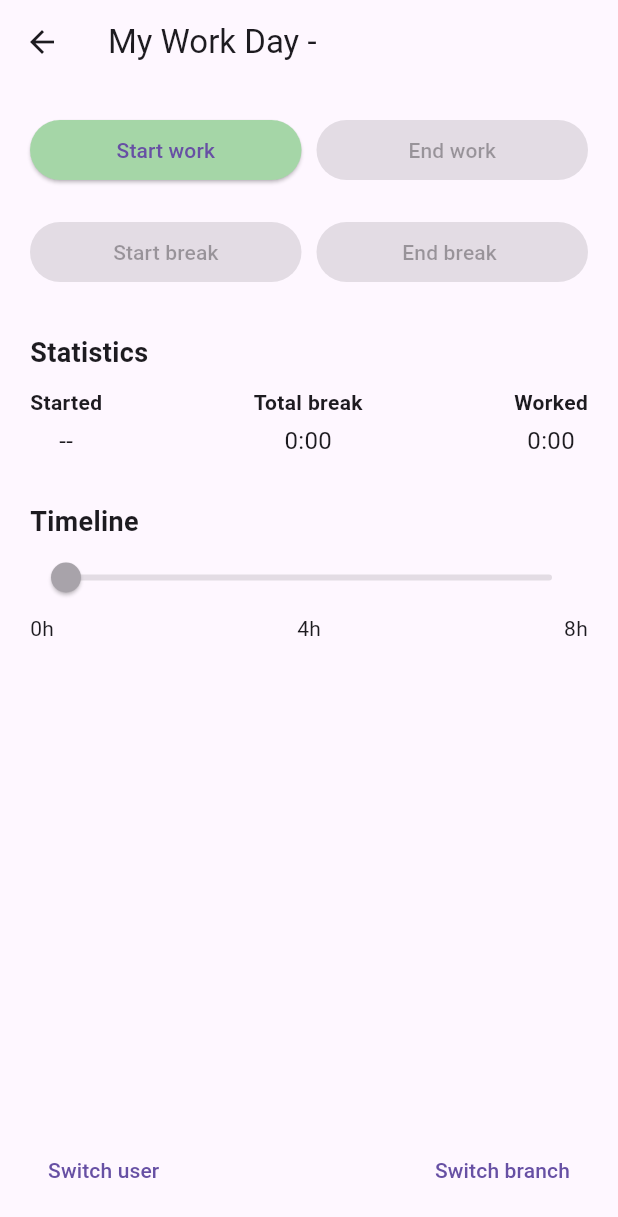
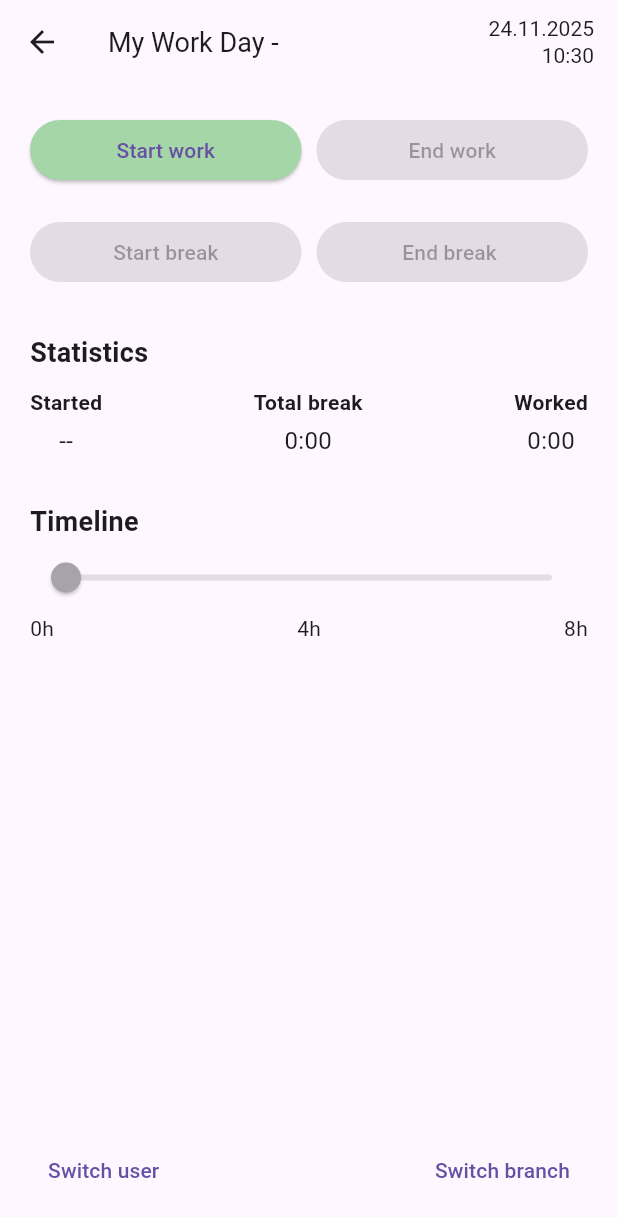
Before and after one commit to ANBPay-Training/Time_Register, a Flutter app: the MyWorkDayPage screen opened directly with empty values, on a phone screen of 412 x 824 dp. Shown: the top 1217 px of the screen. Run offline on Flutter 3.47's test engine with Material 3 defaults, Android fonts, the phone set to English and light mode, and no system bars; our stand-ins replace shared_preferences; accounts and stored records are empty.

Commit message:
Card/text sizing + AppBar time

```diff
--- a/lib/screens/branch_page.dart
+++ b/lib/screens/branch_page.dart
@@ -21,6 +21,7 @@ class _BranchPageState extends State<BranchPage> {
       backgroundColor: const Color(0xffF5F7F8),
       body: SafeArea(
         child: Column(
+          mainAxisSize: MainAxisSize.min,
           crossAxisAlignment: CrossAxisAlignment.start,
           children: [
             TopStepper(activeIndex: widget.currentStep),
@@ -51,7 +52,7 @@ class _BranchPageState extends State<BranchPage> {
                   crossAxisCount: 2, // to kolonner
                   crossAxisSpacing: 12,
                   mainAxisSpacing: 12,
-                  childAspectRatio: 3.5, // den justerer kortenes størrelse
+                  childAspectRatio: 1.8, // den justerer kortenes størrelse
                   children: [
                     BranchCard(
                       title: "Valby",
--- a/lib/screens/my_work_day_page.dart
+++ b/lib/screens/my_work_day_page.dart
@@ -1,6 +1,7 @@
 import 'package:flutter/material.dart';
 
 import 'package:time_register_flutter/wigets/work_dag_buttons/end_work_button.dart';
+import 'package:time_register_flutter/wigets/work_dag_buttons/app_bar.dart';
 import 'package:time_register_flutter/wigets/work_dag_buttons/start_break_button.dart';
 import 'package:time_register_flutter/wigets/work_dag_buttons/start_work_button.dart';
 import 'package:time_register_flutter/wigets/work_dag_buttons/switch_branch_button.dart';
@@ -47,7 +48,8 @@ class _MyWorkDayPageState extends State<MyWorkDayPage> {
         double.tryParse(c.model.totalWorkedFormatted.split(":")[0]) ?? 0;
 
     return Scaffold(
-      appBar: AppBar(title: Text("My Work Day - ${widget.userName}")),
+      appBar: MyWorkDayAppBar(userName: widget.userName),
+
       body: Padding(
         padding: const EdgeInsets.all(20.0),
         child: Column(
--- a/lib/wigets/top_stepper.dart
+++ b/lib/wigets/top_stepper.dart
@@ -25,7 +25,8 @@ class TopStepper extends StatelessWidget {
           } else {
             lineColor = Colors.grey.shade300;
           }
-          return Column(
+          return Expanded(
+            child: Column(
               children: [
                 AnimatedContainer(
                   duration: const Duration(milliseconds: 250),
@@ -48,6 +49,7 @@ class TopStepper extends StatelessWidget {
                   ),
                 ),
               ],
+            ),
           );
         }),
       ),
--- /dev/null
+++ b/lib/wigets/work_dag_buttons/app_bar.dart
@@ -0,0 +1,40 @@
+import 'package:flutter/material.dart';
+
+// Implementerer PreferredSizeWidget for at angive en gyldig højde til AppBar.
+class MyWorkDayAppBar extends StatelessWidget implements PreferredSizeWidget {
+  final String userName;
+  const MyWorkDayAppBar({super.key, required this.userName});
+
+  @override
+  Widget build(BuildContext context) {
+    return AppBar(
+      // Højden på AppBar’en
+      toolbarHeight: 80,
+      title: Row(
+        mainAxisAlignment: MainAxisAlignment.spaceBetween,
+        children: [
+          // Titel til venstre
+          Text("My Work Day - ${userName}", style: TextStyle(fontSize: 18)),
+          // Dato og tid til højre
+          Column(
+            mainAxisSize: MainAxisSize.min,
+            crossAxisAlignment: CrossAxisAlignment.end,
+            children: [
+              Text(
+                "${DateTime.now().day}.${DateTime.now().month}.${DateTime.now().year}",
+                style: TextStyle(fontSize: 14),
+              ),
+              Text(
+                "${DateTime.now().hour}:${DateTime.now().minute.toString().padLeft(2, '0')}",
+                style: TextStyle(fontSize: 14),
+              ),
+            ],
+          ),
+        ],
+      ),
+    );
+  }
+
+  @override
+  Size get preferredSize => const Size.fromHeight(kToolbarHeight);
+}
```
Also changed, not shown: lib/wigets/branch_card.dart (+5 -2 lines), 1 other file. Lines whose indentation alone changed are shown as unchanged.
